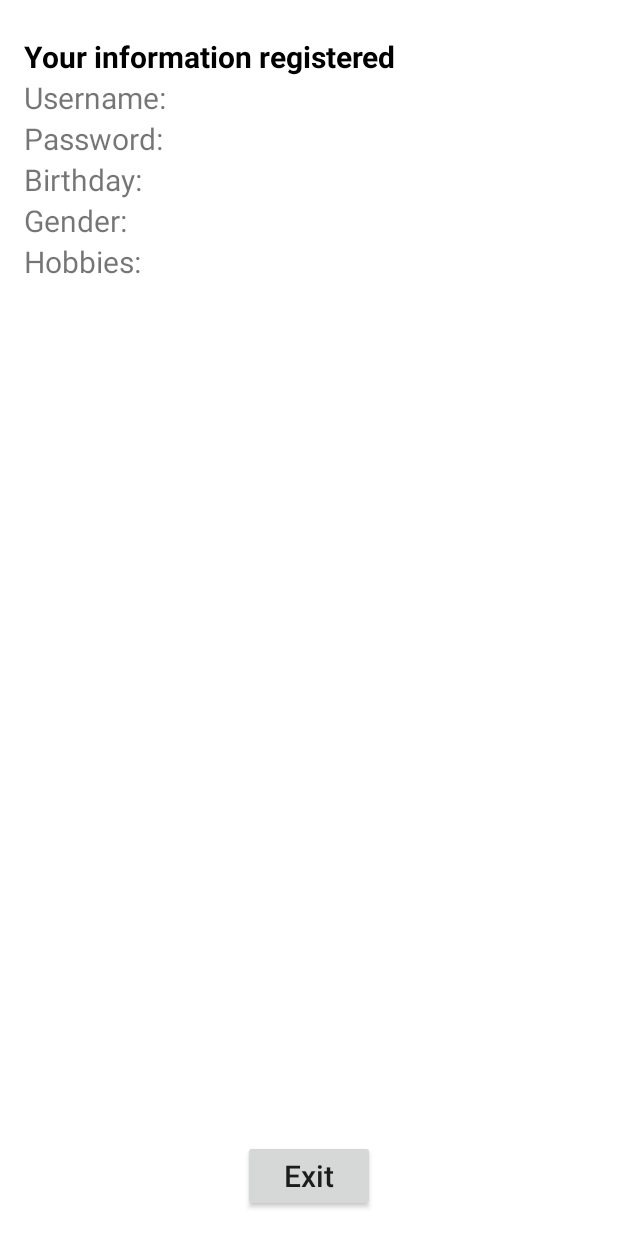
After one commit to nganlamforwork/mobile-group-10-homeworks, an Android app: the ActivityReceiver screen opened directly, with no data from a screen before it, on a phone screen of 412 x 824 dp. The commit adds this screen. Run offline under Robolectric (Android 15) with nearby library versions, the phone set to English and light mode, and no system bars; 5 statements that could not run were skipped.

Commit message:
exit, receiver activity

```diff
--- a/HW03/app/src/main/AndroidManifest.xml
+++ b/HW03/app/src/main/AndroidManifest.xml
@@ -13,9 +13,11 @@
         android:theme="@style/Theme.HW03"
         tools:targetApi="31">
         <activity
+            android:name=".ActivityReceiver"
+            android:exported="false" />
+        <activity
             android:name=".SignUpActivity"
             android:exported="true">
-
             <intent-filter>
                 <action android:name="android.intent.action.MAIN" />
 
--- /dev/null
+++ b/HW03/app/src/main/java/com/example/hw03/ActivityReceiver.java
@@ -0,0 +1,65 @@
+package com.example.hw03;
+
+import androidx.appcompat.app.AppCompatActivity;
+
+import android.app.Activity;
+import android.content.Intent;
+import android.os.Bundle;
+import android.view.View;
+import android.widget.Button;
+import android.widget.TextView;
+
+public class ActivityReceiver extends Activity {
+
+    private TextView receiverUsername;
+    private TextView receiverPassword;
+    private TextView receiverBirthday;
+    private TextView receiverGender;
+    private TextView receiverHobbies;
+    private Button exitButton;
+
+    @Override
+    protected void onCreate(Bundle savedInstanceState) {
+        super.onCreate(savedInstanceState);
+        setContentView(R.layout.activity_receiver);
+
+        receiverUsername = findViewById(R.id.receiverUsername);
+        receiverPassword = findViewById(R.id.receiverPassword);
+        receiverBirthday = findViewById(R.id.receiverBirthday);
+        receiverGender = findViewById(R.id.receiverGender);
+        receiverHobbies = findViewById(R.id.receiverHobbies);
+
+        Intent myCallerIntent = getIntent();
+        Bundle myBundle = myCallerIntent.getExtras();
+
+        String username = myBundle.getString("username");
+        String password = myBundle.getString("password");
+        String birthday = myBundle.getString("birthday");
+        String gender = myBundle.getString("gender");
+        String hobbies = myBundle.getString("hobbies");
+
+        receiverUsername.setText(username);
+        receiverPassword.setText(password);
+        receiverBirthday.setText(birthday);
+        receiverGender.setText(gender);
+        receiverHobbies.setText(hobbies);
+
+        // Put the data you want to send back
+        myCallerIntent.putExtra("username", username);
+        myCallerIntent.putExtra("password", password);
+        myCallerIntent.putExtra("birthday", birthday);
+        myCallerIntent.putExtra("gender", gender);
+        myCallerIntent.putExtra("hobbies", hobbies);
+        // Set the result with the Intent and the result code
+        setResult(Activity.RESULT_OK, myCallerIntent);
+
+        exitButton = findViewById(R.id.exitButton);
+        exitButton.setOnClickListener(new View.OnClickListener() {
+            @Override
+            public void onClick(View view) {
+                finishAffinity();
+                System.exit(0);
+            }
+        });
+    }
+}
--- a/HW03/app/src/main/java/com/example/hw03/SignUpActivity.java
+++ b/HW03/app/src/main/java/com/example/hw03/SignUpActivity.java
@@ -1,6 +1,7 @@
 package com.example.hw03;
 
 import android.app.Activity;
+import android.content.Intent;
 import android.os.Bundle;
 import android.view.View;
 import android.widget.Button;
@@ -9,6 +10,7 @@ import android.widget.EditText;
 import android.widget.RadioButton;
 import android.widget.RadioGroup;
 import android.widget.Toast;
+
 import java.text.ParseException;
 import java.text.SimpleDateFormat;
 import java.util.Date;
@@ -21,11 +23,15 @@ public class SignUpActivity extends Activity {
     private CheckBox tennisCheckBox;
     private CheckBox futbalCheckBox;
     private CheckBox othersCheckBox;
+    private RadioGroup genderRadioGroup;
 
     @Override
     protected void onCreate(Bundle savedInstanceState) {
         super.onCreate(savedInstanceState);
         setContentView(R.layout.activity_sign_up);
+
+        RadioButton maleRadioButton = (RadioButton) findViewById(R.id.male);
+        maleRadioButton.setChecked(true);
 
         usernameEditText = findViewById(R.id.username);
         passwordEditText = findViewById(R.id.password);
@@ -35,6 +41,7 @@ public class SignUpActivity extends Activity {
         tennisCheckBox = findViewById(R.id.tennis);
         futbalCheckBox = findViewById(R.id.futbal);
         othersCheckBox = findViewById(R.id.others);
+        genderRadioGroup = findViewById(R.id.genderRadioGroup);
 
         Button resetButton = findViewById(R.id.btnReset);
         resetButton.setOnClickListener(new View.OnClickListener() {
@@ -45,12 +52,13 @@ public class SignUpActivity extends Activity {
                 retypeEditText.setText("");
                 birthdayEditText.setText("");
 
-                RadioGroup genderRadioGroup = findViewById(R.id.genderRadioGroup);
                 genderRadioGroup.clearCheck();
 
                 tennisCheckBox.setChecked(false);
                 futbalCheckBox.setChecked(false);
                 othersCheckBox.setChecked(false);
+                RadioButton maleRadioButton = (RadioButton) findViewById(R.id.male);
+                maleRadioButton.setChecked(true);
 
                 showToast("Fields reset.");
             }
@@ -59,20 +67,40 @@ public class SignUpActivity extends Activity {
         Button signUpButton = findViewById(R.id.btnSignUp);
         signUpButton.setOnClickListener(new View.OnClickListener() {
             public void onClick(View view) {
+                String username = usernameEditText.getText().toString();
                 String password = passwordEditText.getText().toString();
                 String retype = retypeEditText.getText().toString();
                 String birthday = birthdayEditText.getText().toString();
 
-                if (!password.equals(retype)) {
+                if (username.equals("")) {
+                    showToast("Usename!!!");
+                }else if (!password.equals(retype)) {
                     showToast("Passwords do not match. Please re-enter.");
                 }
                 else if (!isValidDate(birthday)) {
                     showToast("Please check your birthday format.");
                 } else {
-                    showToast("Sign-Up successful!");
+                showToast("Sign-Up successful!");
+                openActivityReceiver();
                 }
             }
         });
+    }
+
+    @Override
+    protected void onDestroy() {
+        super.onDestroy();
+        finishAffinity();
+        System.exit(0);
+    }
+
+    @Override
+    protected void onActivityResult(int requestCode, int resultCode, Intent data) {
+        super.onActivityResult(requestCode, resultCode, data);
+
+        finishAffinity();
+        System.exit(0);
+
     }
 
     private boolean isValidDate(String inputDate) {
@@ -90,4 +118,50 @@ public class SignUpActivity extends Activity {
     private void showToast(String message) {
         Toast.makeText(this, message, Toast.LENGTH_SHORT).show();
     }
+
+    private String getHobbiesString() {
+        StringBuilder response = new StringBuilder();
+
+        if(tennisCheckBox.isChecked()){
+            response.append(tennisCheckBox.getText().toString());
+            response.append(", ");
+        }
+        if(futbalCheckBox.isChecked()){
+            response.append(futbalCheckBox.getText().toString());
+            response.append(", ");
+        }
+        if(othersCheckBox.isChecked()){
+            response.append(othersCheckBox.getText().toString());
+            response.append(", ");
+        }
+
+        // remove comma
+        if (response.length() > 0) {
+            response.setLength(response.length() - 2);
+        }
+
+        return response.toString();
+    }
+
+    private String getGender(){
+        int id = genderRadioGroup.getCheckedRadioButtonId();
+        RadioButton radioButton = (RadioButton) findViewById(id);
+
+
+        System.out.println("----------------------------------------------------");
+        System.out.println(radioButton.getText().toString());
+        return radioButton.getText().toString();
+    }
+
+    private void openActivityReceiver() {
+        Intent intent = new Intent(this, ActivityReceiver.class);
+        Bundle myBundle = new Bundle();
+        myBundle.putString("username", usernameEditText.getText().toString());
+        myBundle.putString("password", passwordEditText.getText().toString());
+        myBundle.putString("birthday", birthdayEditText.getText().toString());
+        myBundle.putString("gender", this.getGender());
+        myBundle.putString("hobbies", this.getHobbiesString());
+        intent.putExtras(myBundle);
+        startActivityForResult(intent, 1122);
+    }
 }
--- /dev/null
+++ b/HW03/app/src/main/res/layout/activity_receiver.xml
@@ -0,0 +1,157 @@
+<?xml version="1.0" encoding="utf-8"?>
+<LinearLayout xmlns:android="http://schemas.android.com/apk/res/android"
+    xmlns:app="http://schemas.android.com/apk/res-auto"
+    xmlns:tools="http://schemas.android.com/tools"
+    android:id="@+id/signUpForm"
+    android:layout_width="fill_parent"
+    android:layout_height="fill_parent"
+    android:orientation="vertical"
+    android:padding="16dp"
+    tools:context=".ActivityReceiver">
+
+    <TextView
+        android:layout_width="wrap_content"
+        android:layout_height="wrap_content"
+        android:layout_marginTop="8dp"
+        android:text="Your information registered"
+        android:textSize="20dp"
+        android:textColor="@color/black"
+        android:textStyle="bold" />
+
+    <LinearLayout xmlns:android="http://schemas.android.com/apk/res/android"
+        xmlns:tools="http://schemas.android.com/tools"
+        android:id="@+id/usernameLayout"
+        android:layout_width="match_parent"
+        android:layout_height="wrap_content"
+        android:orientation="horizontal">
+
+        <TextView
+            android:layout_width="wrap_content"
+            android:layout_height="wrap_content"
+            android:text="Username: "
+            android:textAlignment="textStart"
+            android:textSize="20dp" />
+
+        <TextView
+            android:id="@+id/receiverUsername"
+            android:layout_width="wrap_content"
+            android:layout_height="wrap_content"
+            android:text=""
+            android:textSize="20dp" />
+    </LinearLayout>
+
+    <LinearLayout xmlns:android="http://schemas.android.com/apk/res/android"
+        xmlns:tools="http://schemas.android.com/tools"
+        android:id="@+id/passwordLayout"
+        android:layout_width="match_parent"
+        android:layout_height="wrap_content"
+        android:orientation="horizontal">
+
+        <TextView
+            android:layout_width="wrap_content"
+            android:layout_height="wrap_content"
+            android:text="Password: "
+            android:textAlignment="textStart"
+            android:textSize="20dp" />
+
+        <TextView
+            android:id="@+id/receiverPassword"
+            android:layout_width="wrap_content"
+            android:layout_height="wrap_content"
+            android:text=""
+            android:inputType="textPassword"
+            android:textSize="20dp" />
+    </LinearLayout>
+
+    <LinearLayout xmlns:android="http://schemas.android.com/apk/res/android"
+        xmlns:tools="http://schemas.android.com/tools"
+        android:id="@+id/birthdayLayout"
+        android:layout_width="match_parent"
+        android:layout_height="wrap_content"
+        android:orientation="horizontal">
+
+        <TextView
+            android:layout_width="wrap_content"
+            android:layout_height="wrap_content"
+            android:text="Birthday: "
+            android:textAlignment="textStart"
+            android:textSize="20dp" />
+
+        <TextView
+            android:id="@+id/receiverBirthday"
+            android:layout_width="wrap_content"
+            android:layout_height="wrap_content"
+            android:text=""
+            android:textSize="20dp" />
+    </LinearLayout>
+
+    <LinearLayout xmlns:android="http://schemas.android.com/apk/res/android"
+        xmlns:tools="http://schemas.android.com/tools"
+        android:id="@+id/genderLayout"
+        android:layout_width="match_parent"
+        android:layout_height="wrap_content"
+        android:orientation="horizontal">
+
+        <TextView
+            android:layout_width="wrap_content"
+            android:layout_height="wrap_content"
+            android:text="Gender: "
+            android:textAlignment="textStart"
+            android:textSize="20dp"
+            />
+
+        <TextView
+            android:id="@+id/receiverGender"
+            android:layout_width="wrap_content"
+            android:layout_height="wrap_content"
+            android:text=""
+            android:textSize="20dp" />
+    </LinearLayout>
+
+
+    <LinearLayout xmlns:android="http://schemas.android.com/apk/res/android"
+        xmlns:tools="http://schemas.android.com/tools"
+        android:id="@+id/hobbiesLayout"
+        android:layout_width="match_parent"
+        android:layout_height="wrap_content"
+        android:orientation="horizontal">
+
+        <TextView
+            android:layout_width="wrap_content"
+            android:layout_height="wrap_content"
+            android:text="Hobbies: "
+            android:textAlignment="textStart"
+            android:textSize="20dp" />
+
+        <TextView
+            android:id="@+id/receiverHobbies"
+            android:layout_width="wrap_content"
+            android:layout_height="wrap_content"
+            android:text=""
+            android:textSize="20dp" />
+    </LinearLayout>
+
+    <LinearLayout
+        android:layout_width="match_parent"
+        android:layout_height="0dp"
+        android:layout_weight="1"
+        android:orientation="vertical" />
+
+    <LinearLayout
+        android:layout_width="match_parent"
+        android:layout_height="wrap_content"
+        android:gravity="center"
+        android:orientation="horizontal">
+
+        <Button
+            android:id="@+id/exitButton"
+            android:layout_width="wrap_content"
+            android:layout_height="wrap_content"
+            android:layout_gravity="end"
+            android:text="Exit"
+            android:textAllCaps="false"
+            android:textSize="20dp" />
+
+    </LinearLayout>
+
+</LinearLayout>
```
